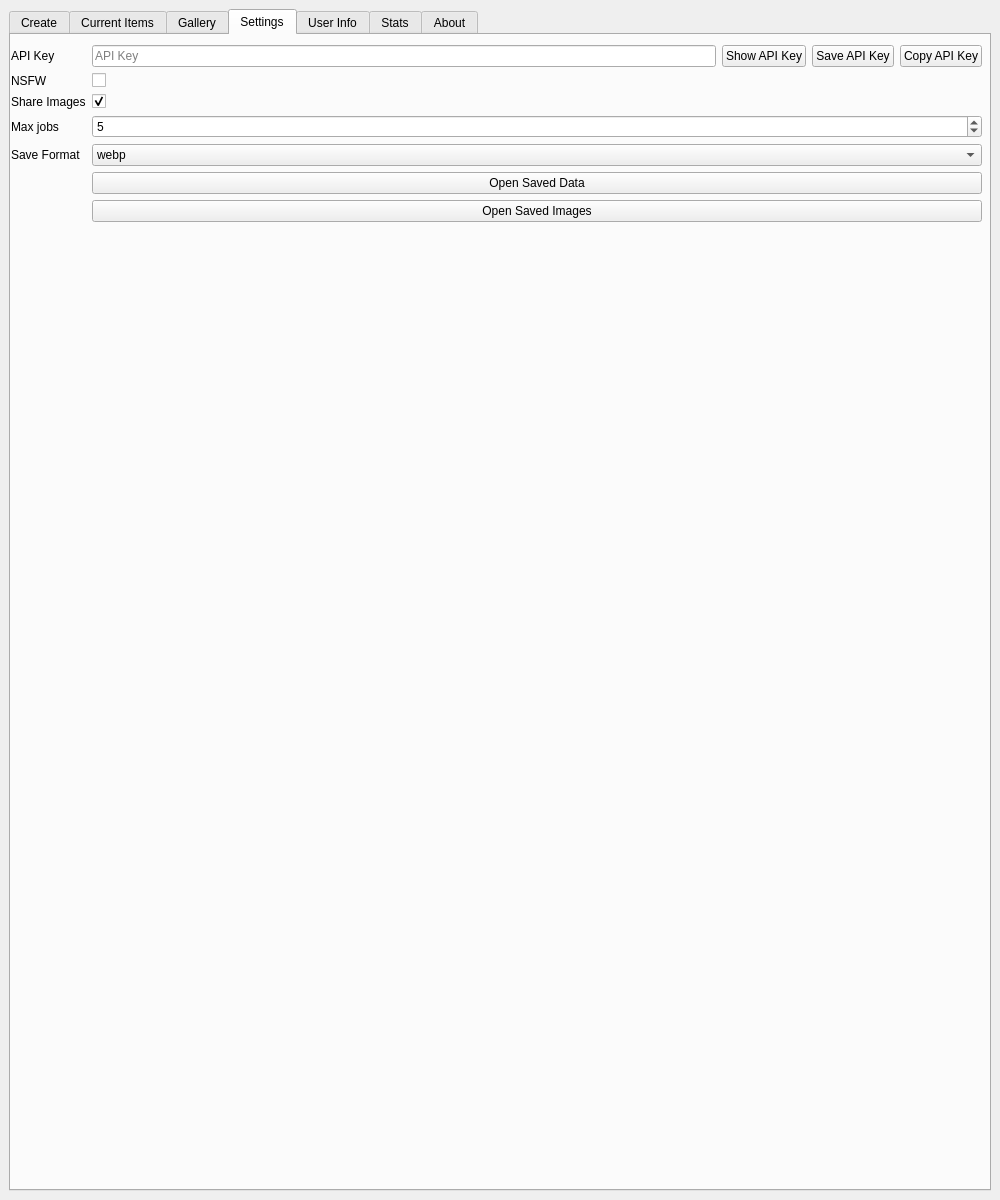
Before: the Qt Designer form hordeqt_py/form.ui in Unit1208/HordeQT, drawn with Qt 5.
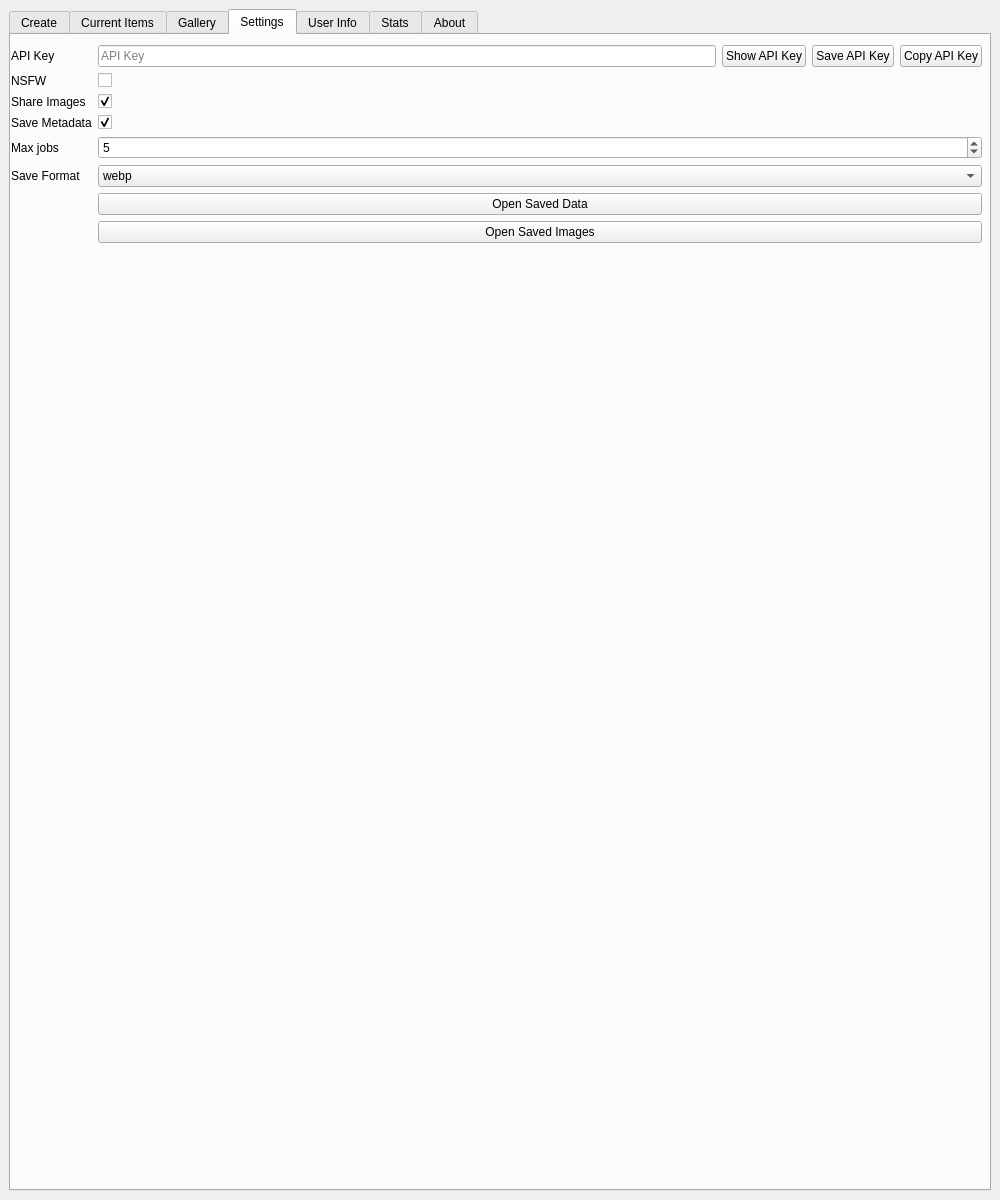
After: the same form once the commit is applied. The open tabs and pages were chosen to show the change. Icons and pictures are not drawn.

Commit message: Completely untested toggle for metadata

```diff
--- a/hordeqt_py/form.ui
+++ b/hordeqt_py/form.ui
@@ -722,7 +722,7 @@
           <x>0</x>
           <y>10</y>
           <width>971</width>
-          <height>201</height>
+          <height>231</height>
          </rect>
         </property>
         <layout class="QFormLayout" name="formLayout_3">
@@ -826,14 +826,14 @@
            </property>
           </widget>
          </item>
-         <item row="3" column="0">
+         <item row="4" column="0">
           <widget class="QLabel" name="maxJobsLabel">
            <property name="text">
             <string>Max jobs</string>
            </property>
           </widget>
          </item>
-         <item row="3" column="1">
+         <item row="4" column="1">
           <widget class="QSpinBox" name="maxJobsSpinBox">
            <property name="minimum">
             <number>1</number>
@@ -846,7 +846,7 @@
            </property>
           </widget>
          </item>
-         <item row="5" column="1">
+         <item row="6" column="1">
           <widget class="QPushButton" name="openSavedData">
            <property name="text">
             <string>Open Saved Data</string>
@@ -856,14 +856,14 @@
            </property>
           </widget>
          </item>
-         <item row="6" column="0">
+         <item row="7" column="0">
           <widget class="QLabel" name="openSavedDataLabel">
            <property name="text">
             <string/>
            </property>
           </widget>
          </item>
-         <item row="6" column="1">
+         <item row="7" column="1">
           <widget class="QPushButton" name="openSavedImages">
            <property name="text">
             <string>Open Saved Images</string>
@@ -873,7 +873,7 @@
            </property>
           </widget>
          </item>
-         <item row="4" column="1">
+         <item row="5" column="1">
           <widget class="QComboBox" name="saveFormatComboBox">
            <item>
             <property name="text">
@@ -892,13 +892,30 @@
            </item>
           </widget>
          </item>
-         <item row="4" column="0">
+         <item row="5" column="0">
           <widget class="QLabel" name="saveFormatLabel">
            <property name="text">
             <string>Save Format</string>
            </property>
           </widget>
          </item>
+         <item row="3" column="0">
+          <widget class="QLabel" name="saveMetadataLabel">
+           <property name="text">
+            <string>Save Metadata</string>
+           </property>
+          </widget>
+         </item>
+         <item row="3" column="1">
+          <widget class="QCheckBox" name="saveMetadataCheckBox">
+           <property name="toolTip">
+            <string>Saving metadata allows you to load images even if the internal state of the app is lost, or when transfering between computers.</string>
+           </property>
+           <property name="checked">
+            <bool>true</bool>
+           </property>
+          </widget>
+         </item>
         </layout>
        </widget>
       </widget>
```
The commit also changes 3 other files.
